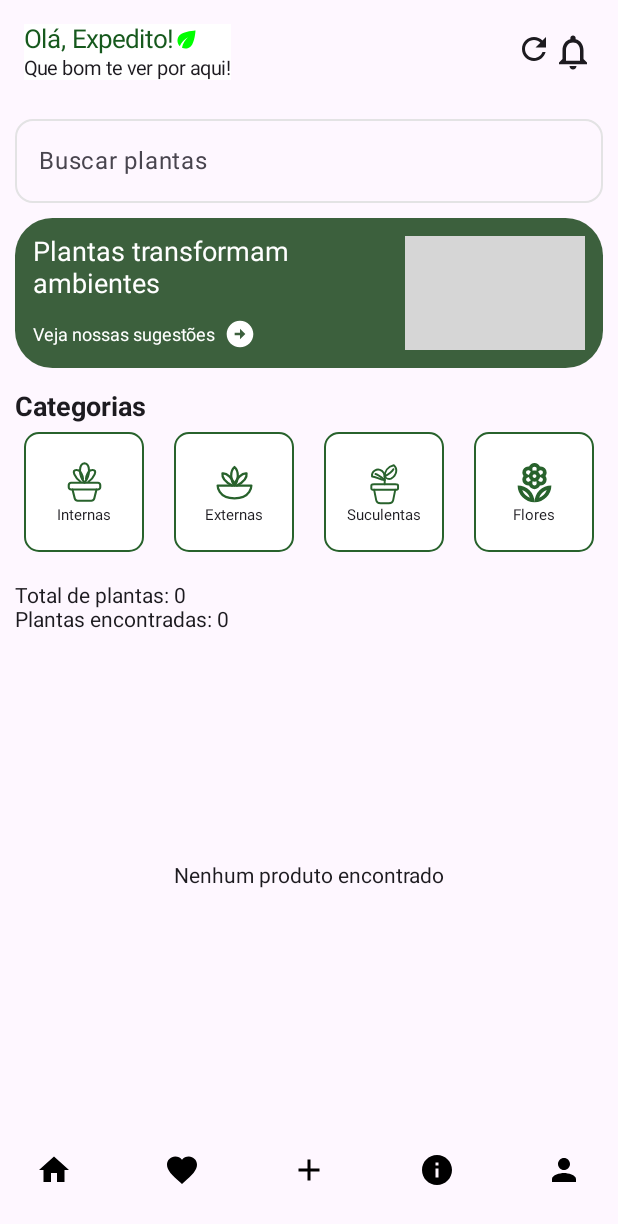
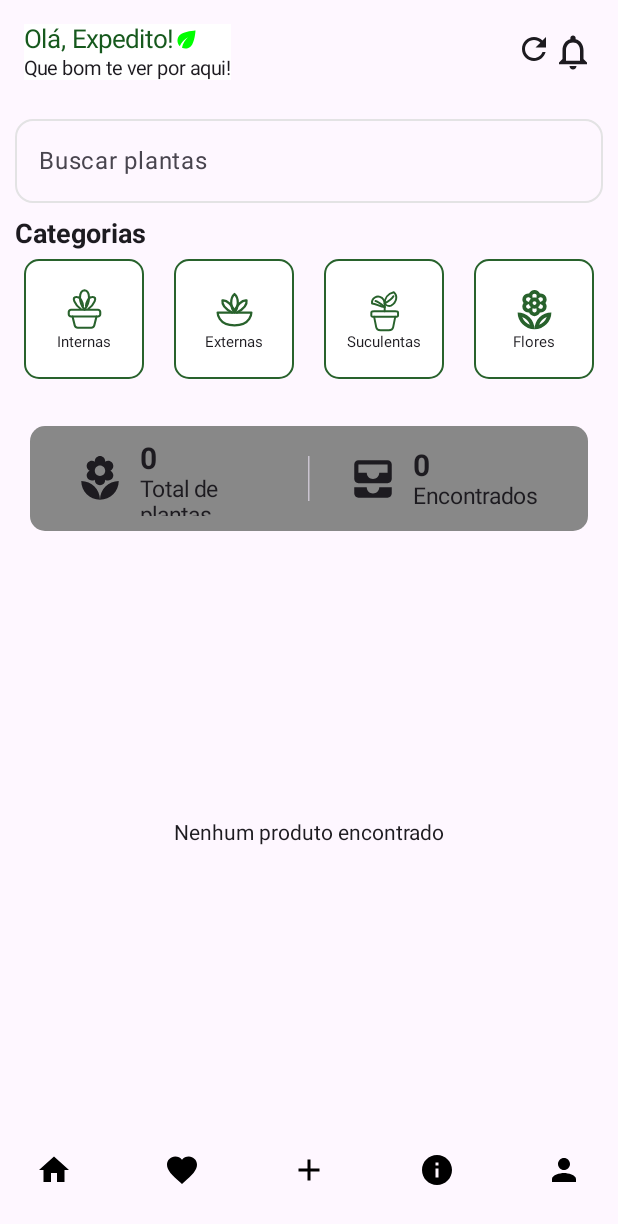
Before and after one commit to 9313TaylDe/FloraApp, an Android app built with Jetpack Compose: the screen it shows after launch (MainActivity), on a phone screen of 412 x 824 dp. Shown: the top 1224 px of the screen. Run offline under Robolectric (Android 15) with nearby library versions, the phone set to English and light mode, and no system bars; our stand-ins replace Room's generated code; libraries missing offline, so code that uses them is left out: android.content; 1 statement that could not run was skipped; grey boxes are pictures that could not be loaded.

Commit message:
feat: atualização na home e na pagina de detalhes do produto

```diff
--- a/app/src/main/java/com/example/floraapp/ui/screens/Home_Screen.kt
+++ b/app/src/main/java/com/example/floraapp/ui/screens/Home_Screen.kt
@@ -21,26 +21,31 @@ import androidx.compose.foundation.layout.statusBarsPadding
 import androidx.compose.foundation.layout.width
 import androidx.compose.foundation.lazy.LazyRow
 import androidx.compose.foundation.lazy.grid.GridCells
+import androidx.compose.foundation.lazy.grid.GridItemSpan
 import androidx.compose.foundation.lazy.grid.LazyVerticalGrid
 import androidx.compose.foundation.lazy.grid.items
 import androidx.compose.foundation.lazy.items
 import androidx.compose.foundation.shape.RoundedCornerShape
 import androidx.compose.material.icons.Icons
 import androidx.compose.material.icons.filled.Add
+import androidx.compose.material.icons.filled.AllInbox
 import androidx.compose.material.icons.filled.ArrowCircleRight
 import androidx.compose.material.icons.filled.Favorite
 import androidx.compose.material.icons.filled.Home
 import androidx.compose.material.icons.filled.Info
+import androidx.compose.material.icons.filled.LocalFlorist
 import androidx.compose.material.icons.filled.NotificationsNone
 import androidx.compose.material.icons.filled.Person
 import androidx.compose.material.icons.filled.Refresh
 import androidx.compose.material3.Button
 import androidx.compose.material3.ButtonDefaults
 import androidx.compose.material3.Icon
+import androidx.compose.material3.IconButton
 import androidx.compose.material3.Scaffold
 import androidx.compose.material3.Text
 import androidx.compose.material3.TextField
 import androidx.compose.material3.TextFieldDefaults
+import androidx.compose.material3.VerticalDivider
 import androidx.compose.runtime.Composable
 import androidx.compose.runtime.LaunchedEffect
 import androidx.compose.runtime.collectAsState
@@ -81,20 +86,9 @@ fun Home_Screen(
     val message by plantaviewmodel._message.collectAsState()
     val context = LocalContext.current
     val categorias = listOf("Internas", "Externas", "Suculentas", "Flores")
+
     LaunchedEffect(Unit) {
-        plantaviewmodel.refresh()
-    }
-
-    LaunchedEffect(message) {
-        if (message.isNotEmpty()) {
-            Toast.makeText(
-                context,
-                message,
-                Toast.LENGTH_SHORT
-            ).show()
-
-            plantaviewmodel.limparMessage()
-        }
+        plantaviewmodel.restarPaginacao()
     }
 
     var searching by remember { mutableStateOf("") }
@@ -127,9 +121,7 @@ fun Home_Screen(
             ) {
                 Column(modifier = Modifier.weight(1f)) {
                     BoasVindas(
-                        title = "Expedito",
-                        textColor = titleColor,
-                        textWeight = 17.sp
+                        title = "Expedito", textColor = titleColor, textWeight = 17.sp
                     )
                 }
 
@@ -158,11 +150,7 @@ fun Home_Screen(
                 horizontalArrangement = Arrangement.SpaceBetween
             ) {
                 listOf(
-                    Rotas.HOME,
-                    Rotas.FAVORITES,
-                    Rotas.ADD,
-                    Rotas.SOBRE,
-                    Rotas.PROFILE
+                    Rotas.HOME, Rotas.FAVORITES, Rotas.ADD, Rotas.SOBRE, Rotas.PROFILE
                 ).forEach { rota ->
 
                     Button(
@@ -175,8 +163,7 @@ fun Home_Screen(
                                 Rotas.SOBRE -> onSobre()
                                 Rotas.PROFILE -> onPerfil()
                             }
-                        }
-                    ) {
+                        }) {
                         Icon(
                             imageVector = iconeDoBotao(rota),
                             contentDescription = null,
@@ -214,53 +201,46 @@ fun Home_Screen(
 
             Spacer(Modifier.height(10.dp))
 
-            Row(
-                modifier = Modifier
-                    .fillMaxWidth()
-                    .height(100.dp)
-                    .background(fundocardsuggestions, RoundedCornerShape(25.dp))
-                    .padding(12.dp),
-                verticalAlignment = Alignment.CenterVertically
-            ) {
-                Column(modifier = Modifier.weight(1f)) {
-                    Text(
-                        "Plantas transformam ambientes",
-                        color = Color.White,
-                        fontSize = 18.sp
-                    )
-
-                    Spacer(modifier = Modifier.height(12.dp))
-
-                    Row(verticalAlignment = Alignment.CenterVertically) {
-                        Text(
-                            "Veja nossas sugestões",
-                            color = Color.White,
-                            fontSize = 12.sp
-                        )
-                        Spacer(modifier = Modifier.width(5.dp))
-                        Icon(
-                            imageVector = Icons.Default.ArrowCircleRight,
-                            tint = Color.White,
-                            contentDescription = null
-                        )
-                    }
-                }
-
-                Image(
-                    painter = painterResource(R.drawable.sugggestionsplantcards),
-                    contentDescription = null,
-                    modifier = Modifier.size(120.dp),
-                    contentScale = ContentScale.Crop
-                )
-            }
-
-            Spacer(modifier = Modifier.height(15.dp))
+//            Row(
+//                modifier = Modifier
+//                    .fillMaxWidth()
+//                    .height(100.dp)
+//                    .background(fundocardsuggestions, RoundedCornerShape(25.dp))
+//                    .padding(12.dp),
+//                verticalAlignment = Alignment.CenterVertically
+//            ) {
+//                Column(modifier = Modifier.weight(1f)) {
+//                    Text(
+//                        "Plantas transformam ambientes", color = Color.White, fontSize = 18.sp
+//                    )
+//
+//                    Spacer(modifier = Modifier.height(12.dp))
+//
+//                    Row(verticalAlignment = Alignment.CenterVertically) {
+//                        Text(
+//                            "Veja nossas sugestões", color = Color.White, fontSize = 12.sp
+//                        )
+//                        Spacer(modifier = Modifier.width(5.dp))
+//                        Icon(
+//                            imageVector = Icons.Default.ArrowCircleRight,
+//                            tint = Color.White,
+//                            contentDescription = null
+//                        )
+//                    }
+//                }
+//
+//                Image(
+//                    painter = painterResource(R.drawable.sugggestionsplantcards),
+//                    contentDescription = null,
+//                    modifier = Modifier.size(120.dp),
+//                    contentScale = ContentScale.Crop
+//                )
+//            }
 
             Text("Categorias", fontWeight = FontWeight.Bold, fontSize = 18.sp)
 
             LazyRow(
-                modifier = Modifier.fillMaxWidth(),
-                horizontalArrangement = Arrangement.SpaceBetween
+                modifier = Modifier.fillMaxWidth(), horizontalArrangement = Arrangement.SpaceBetween
             ) {
                 items(categorias) { cat ->
                     Column(
@@ -283,22 +263,74 @@ fun Home_Screen(
                     }
                 }
             }
-
-
             Spacer(modifier = Modifier.height(15.dp))
 
             val filtered = produtos.filter {
                 it.title.contains(searching.trim(), ignoreCase = true)
             }
+            Row(
+                modifier = Modifier
+                    .fillMaxWidth()
+                    .padding(10.dp)
+                    .height(70.dp)
+                    .background(Color.Gray, shape = RoundedCornerShape(10.dp)),
+                horizontalArrangement = Arrangement.Center,
+                verticalAlignment = Alignment.CenterVertically
+            ) {
+                Row(
+                    modifier = Modifier
+                        .width(165.dp)
 
-            Text("Total de plantas: ${produtos.size}")
+                        .padding(start = 10.dp, 10.dp, 25.dp, 10.dp),
+                    verticalAlignment = Alignment.CenterVertically
+                ) {
+                    Icon(
+                        imageVector = Icons.Default.LocalFlorist,
+                        contentDescription = "",
+                        modifier = Modifier.size(33.dp)
+                    )
+                    Spacer(modifier = Modifier.width(10.dp))
 
-            Text("Plantas encontradas: ${filtered.size}")
+                    Column() {
+                        Text(
+                            text = "${produtos.size}",
+                            fontSize = 20.sp,
+                            fontWeight = FontWeight.Bold
+                        )
+                        Text("Total de plantas", fontSize = 15.sp)
+                    }
+                }
+                VerticalDivider(
+                    Modifier
+                        .height(30.dp)
+                        .align(Alignment.CenterVertically),
+                )
+                Row(
+                    modifier = Modifier
+                        .width(165.dp)
+                        .padding(start = 25.dp, 10.dp, 10.dp, 10.dp),
+                    verticalAlignment = Alignment.CenterVertically
+                ) {
+                    Icon(
+                        imageVector = Icons.Default.AllInbox,
+                        contentDescription = "",
+                        modifier = Modifier.size(33.dp)
+                    )
+                    Spacer(modifier = Modifier.width(10.dp))
+                    Column() {
+                        Text(
+                            text = "${filtered.size}",
+                            fontSize = 20.sp,
+                            fontWeight = FontWeight.Bold
+                        )
+                        Text("Encontrados", fontSize = 15.sp)
+                    }
+                }
+            }
             if (filtered.isEmpty()) {
 
                 Box(
-                    modifier = Modifier.fillMaxSize(),
-                    contentAlignment = Alignment.Center
+                    modifier = Modifier.fillMaxSize(), contentAlignment = Alignment.Center
                 ) {
                     Text("Nenhum produto encontrado")
                 }
@@ -324,24 +356,34 @@ fun Home_Screen(
                                         favorite = !planta.favorite
                                     )
                                 )
-                            }
-                        )
+                            })
+                    }
+                    item(span = { GridItemSpan(maxLineSpan) }) {
+                        Button(
+                            modifier = Modifier.fillMaxWidth(),
+                            colors = ButtonDefaults.buttonColors(
+                                contentColor = Color.Gray,
+                                containerColor = Color.Transparent
+                            ),
+                            enabled = !carregando, onClick = {
+                                plantaviewmodel.morePLants()
+                            }) {
+                            Text(
+                                "Carregar mais"
+
+                            )
+                        }
                     }
 
                 }
-            }
-            Button(
-                enabled = !carregando,
-                onClick = {
-                    plantaviewmodel.morePLants()
-                }) {
                 Text(
                     text = if (carregando) {
                         "Carregando..."
                     } else {
-                        "Carregar mais"
+                        ""
                     }
                 )
+
             }
         }
     }
```
Also changed, not shown: app/src/main/java/com/example/floraapp/ui/screens/Details_Screen.kt (+29 -8 lines).
